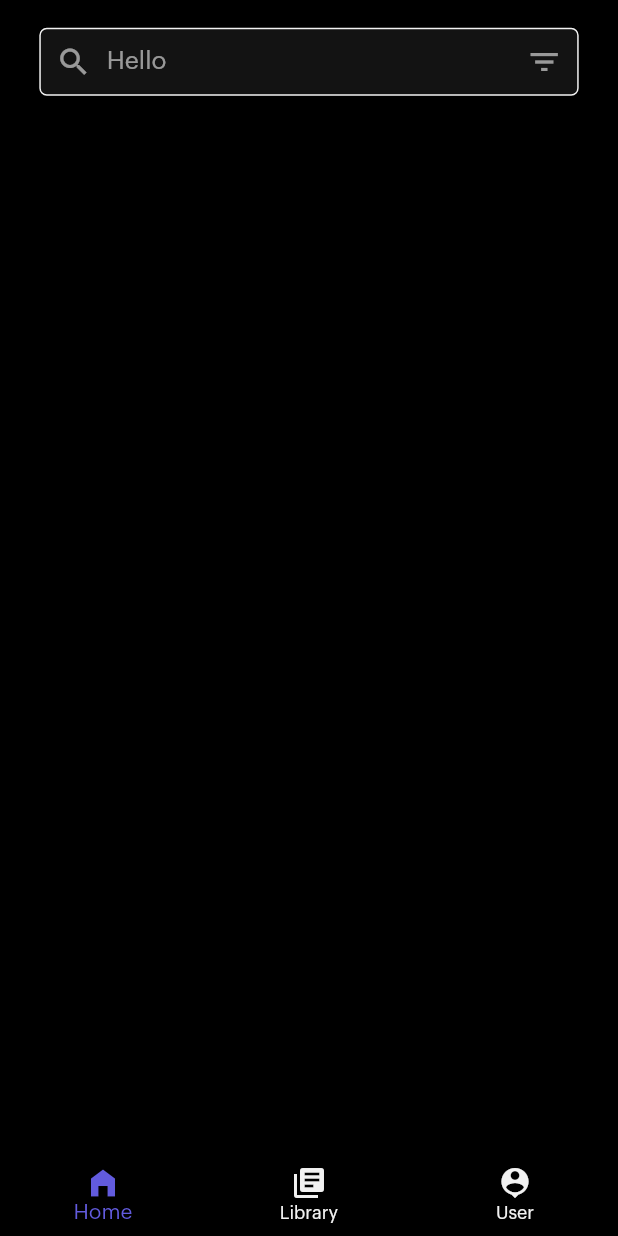
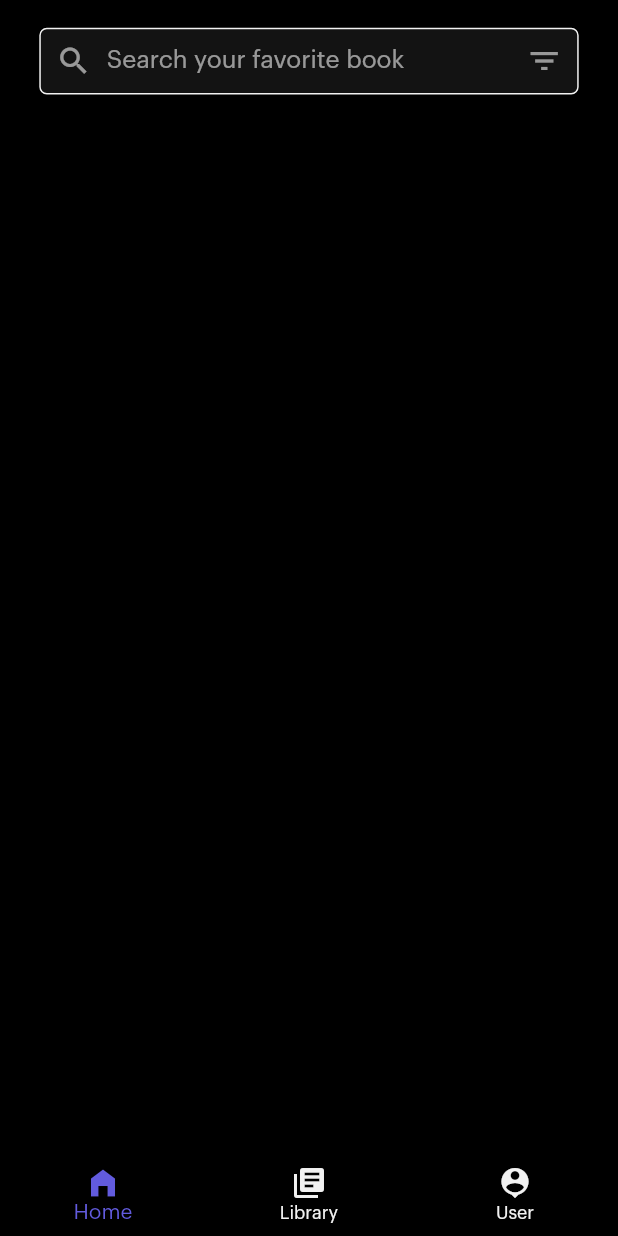
Before and after one commit to spacecodee/library_book_app, a Flutter app: the HomePage screen opened by its route, on a phone screen of 412 x 824 dp. Run offline on Flutter 3.47's test engine with Material 2 defaults, Android fonts, the phone set to English and light mode, and no system bars; our stand-ins replace auto_route, carousel_slider, flutter_rating_bar, flutter_riverpod, flutter_svg; missing offline and left inert: syncfusion_flutter_pdfviewer.

Commit message:
Home page optimizing

```diff
--- a/lib/src/view/pages/app/home/home_page.dart
+++ b/lib/src/view/pages/app/home/home_page.dart
@@ -2,6 +2,7 @@ import 'package:flutter/material.dart';
 import 'package:library_book_app/src/shared/sc_colors.dart';
 import 'package:library_book_app/src/shared/sc_responsive.dart';
 import 'package:library_book_app/src/view/shared/widgets/texts/sc_input_search.dart';
+import 'package:library_book_app/src/view/shared/widgets/texts/sc_search_input.dart';
 
 class HomePage extends StatelessWidget {
   const HomePage({Key? key}) : super(key: key);
@@ -24,22 +25,12 @@ class HomePage extends StatelessWidget {
       child: Column(
         crossAxisAlignment: CrossAxisAlignment.start,
         children: [
-          Row(
-            mainAxisAlignment: MainAxisAlignment.center,
-            children: [
-              // search bar
-              ScInputSearch(
-                onTap: () {
-                  print("Hello");
-                },
-                width: myResponsive.widthPercentage(80),
-                height: myResponsive.heightPercentage(5.5),
-                fontSize: myResponsive.widthPercentage(4),
-                hintText: 'Hello',
-                hintTextColor: SCColors.accentMaterial[600],
-                hintTextSize: myResponsive.widthPercentage(4),
-              ),
-            ],
+          ScSearchInput(
+            width: myResponsive.widthPercentage(80),
+            height: myResponsive.heightPercentage(5.4),
+            hintText: "Search your favorite book",
+            fontSize: myResponsive.widthPercentage(3),
+            hintTextSize: myResponsive.widthPercentage(4),
           ),
         ],
       ),
--- /dev/null
+++ b/lib/src/view/shared/widgets/texts/sc_search_input.dart
@@ -0,0 +1,42 @@
+import 'package:flutter/material.dart';
+import 'package:library_book_app/src/shared/sc_colors.dart';
+import 'package:library_book_app/src/view/shared/widgets/texts/sc_input_search.dart';
+
+class ScSearchInput extends StatelessWidget {
+  final EdgeInsetsGeometry? padding;
+  final double width;
+  final double height;
+  final String hintText;
+  final Function()? onTap;
+  final double fontSize;
+  final double hintTextSize;
+
+  const ScSearchInput({
+    Key? key,
+    required this.width,
+    required this.height,
+    required this.hintText,
+    required this.fontSize,
+    required this.hintTextSize,
+    this.onTap,
+    this.padding,
+  }) : super(key: key);
+
+  @override
+  Widget build(BuildContext context) {
+    return Row(
+      mainAxisAlignment: MainAxisAlignment.center,
+      children: [
+        ScInputSearch(
+          onTap: onTap,
+          width: width,
+          height: height,
+          fontSize: fontSize,
+          hintText: hintText,
+          hintTextColor: SCColors.accentMaterial[600],
+          hintTextSize: hintTextSize,
+        ),
+      ],
+    );
+  }
+}
```
